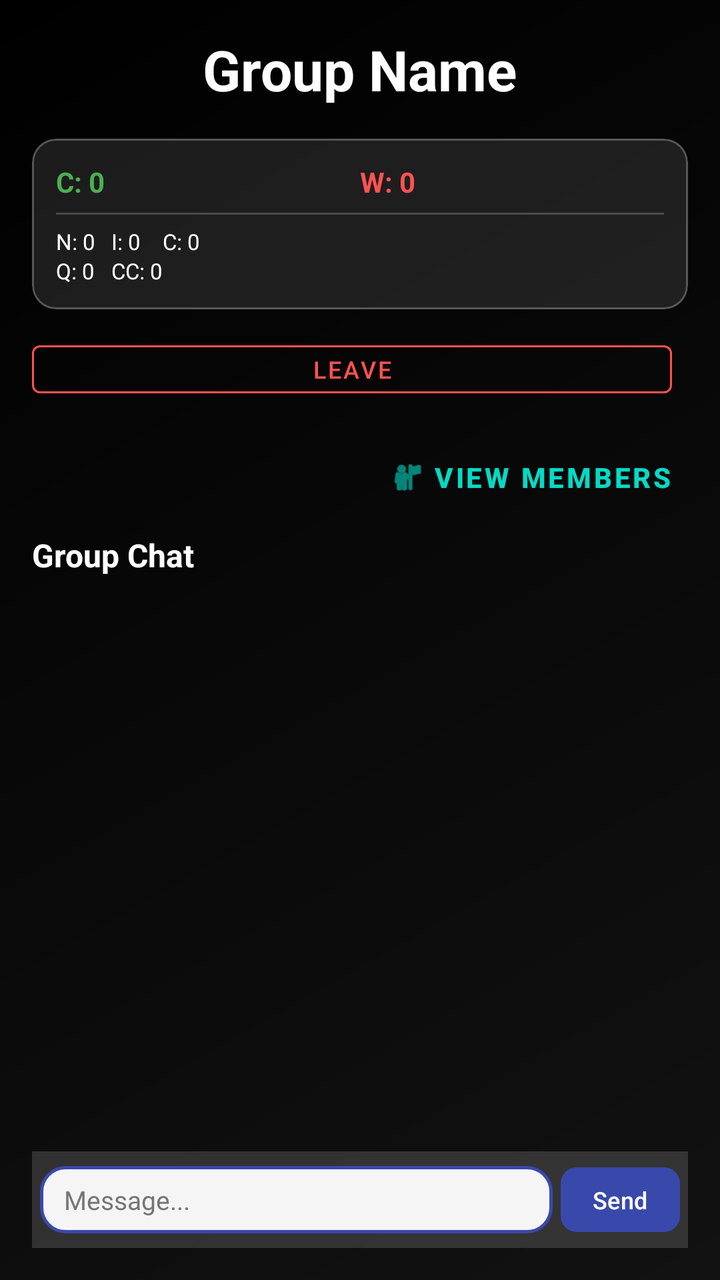
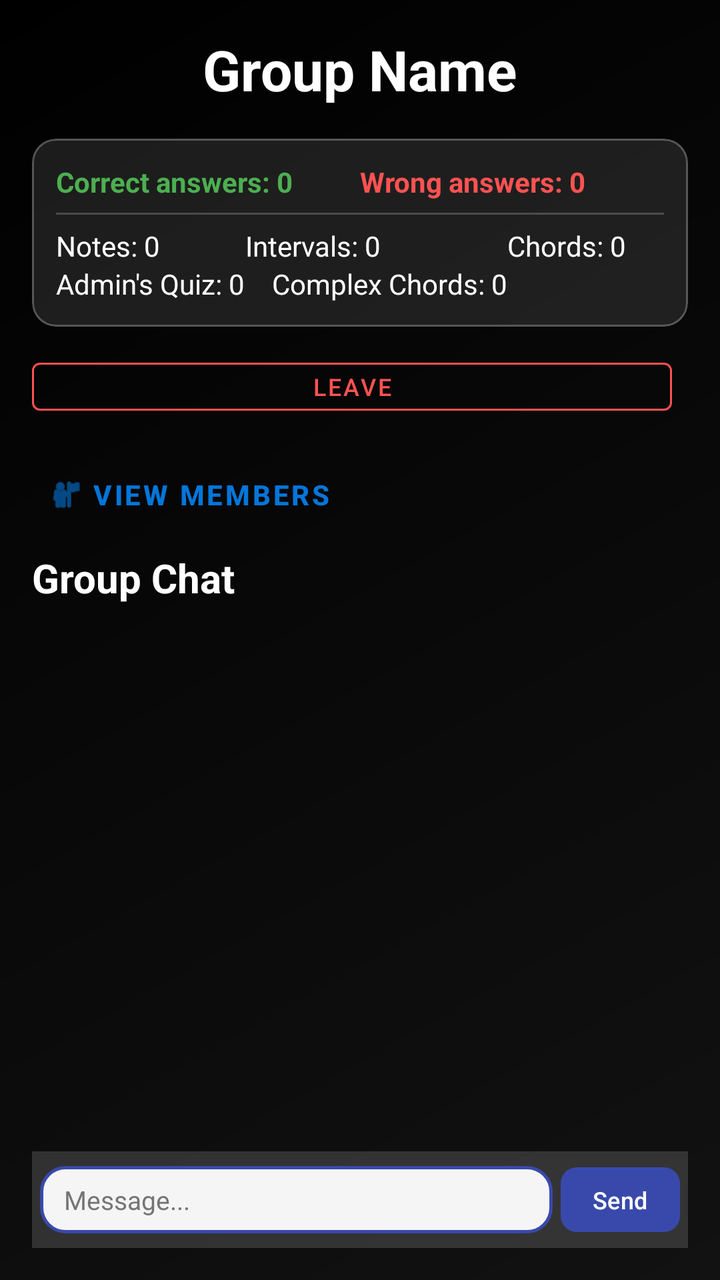

Compare the two renders of this Android layout. The source of the first and the diff that turns it into the second are given below.
<!-- AndroidManifest.xml: application theme Theme.GeffenFinalProject -->
<!-- res/layout/activity_group_page.xml -->
<?xml version="1.0" encoding="utf-8"?>
<androidx.constraintlayout.widget.ConstraintLayout xmlns:android="http://schemas.android.com/apk/res/android"
    xmlns:app="http://schemas.android.com/apk/res-auto"
    xmlns:tools="http://schemas.android.com/tools"
    android:id="@+id/main"
    android:layout_width="match_parent"
    android:layout_height="match_parent"
    android:background="@drawable/main_gradient"
    tools:context=".group_page">

    <LinearLayout
        android:layout_width="match_parent"
        android:layout_height="match_parent"
        android:orientation="vertical"
        android:padding="16dp">

        <RelativeLayout
            android:layout_width="match_parent"
            android:layout_height="wrap_content"
            android:layout_marginBottom="16dp">

            <TextView
                android:id="@+id/tvGroupName"
                android:layout_width="wrap_content"
                android:layout_height="wrap_content"
                android:layout_centerInParent="true"
                android:text="Group Name"
                android:textColor="@color/white"
                android:textSize="28sp"
                android:textStyle="bold" />

            <ImageButton
                android:id="@+id/btn_edit_group_name"
                android:layout_width="40dp"
                android:layout_height="40dp"
                android:layout_centerVertical="true"
                android:layout_marginStart="8dp"
                android:layout_toEndOf="@id/tvGroupName"
                android:background="?attr/selectableItemBackgroundBorderless"
                android:src="@android:drawable/ic_menu_edit"
                app:tint="@color/white"
                android:visibility="gone"
                tools:visibility="visible" />
        </RelativeLayout>

        <com.google.android.material.card.MaterialCardView
            android:layout_width="match_parent"
            android:layout_height="wrap_content"
            android:layout_marginBottom="12dp"
            app:cardBackgroundColor="#1AFFFFFF"
            app:cardCornerRadius="12dp"
            app:cardElevation="0dp"
            app:strokeColor="#40FFFFFF"
            app:strokeWidth="1dp">

            <LinearLayout
                android:layout_width="match_parent"
                android:layout_height="wrap_content"
                android:orientation="vertical"
                android:padding="12dp">

                <LinearLayout
                    android:layout_width="match_parent"
                    android:layout_height="wrap_content"
                    android:orientation="horizontal">

                    <TextView
                        android:id="@+id/tv_total_correct"
                        android:layout_width="0dp"
                        android:layout_height="wrap_content"
                        android:layout_weight="1"
                        android:text="C: 0"
                        android:textColor="#4CAF50"
                        android:textSize="14sp"
                        android:textStyle="bold" />

                    <TextView
                        android:id="@+id/tv_total_wrong"
                        android:layout_width="0dp"
                        android:layout_height="wrap_content"
                        android:layout_weight="1"
                        android:text="W: 0"
                        android:textColor="#FF5252"
                        android:textSize="14sp"
                        android:textStyle="bold" />
                </LinearLayout>

                <View
                    android:layout_width="match_parent"
                    android:layout_height="1dp"
                    android:layout_marginVertical="6dp"
                    android:background="#33FFFFFF" />

                <GridLayout
                    android:layout_width="match_parent"
                    android:layout_height="wrap_content"
                    android:columnCount="3">

                    <TextView
                        android:id="@+id/tv_total_notes"
                        android:layout_width="wrap_content"
                        android:layout_height="wrap_content"
                        android:text="N: 0"
                        android:textColor="@color/white"
                        android:textSize="11sp"
                        android:layout_marginEnd="8dp"/>

                    <TextView
                        android:id="@+id/tv_total_intervals"
                        android:layout_width="wrap_content"
                        android:layout_height="wrap_content"
                        android:text="I: 0"
                        android:textColor="@color/white"
                        android:textSize="11sp"
                        android:layout_marginEnd="8dp"/>

                    <TextView
                        android:id="@+id/tv_total_chords"
                        android:layout_width="wrap_content"
                        android:layout_height="wrap_content"
                        android:text="C: 0"
                        android:textColor="@color/white"
                        android:textSize="11sp" />

                    <TextView
                        android:id="@+id/tv_total_quiz"
                        android:layout_width="wrap_content"
                        android:layout_height="wrap_content"
                        android:text="Q: 0"
                        android:textColor="@color/white"
                        android:textSize="11sp" />

                    <TextView
                        android:id="@+id/tv_total_complex_chords"
                        android:layout_width="wrap_content"
                        android:layout_height="wrap_content"
                        android:text="CC: 0"
                        android:textColor="@color/white"
                        android:textSize="11sp" />
                </GridLayout>
            </LinearLayout>
        </com.google.android.material.card.MaterialCardView>

        <LinearLayout
            android:layout_width="match_parent"
            android:layout_height="wrap_content"
            android:layout_marginBottom="12dp"
            android:orientation="horizontal">

            <com.google.android.material.button.MaterialButton
                android:id="@+id/btn_leave_group"
                style="@style/Widget.MaterialComponents.Button.OutlinedButton"
                android:layout_width="0dp"
                android:layout_height="36dp"
                android:layout_marginEnd="8dp"
                android:layout_weight="1"
                android:padding="0dp"
                android:text="Leave"
                android:textColor="#FF5252"
                android:textSize="12sp"
                app:strokeColor="#FF5252" />

            <com.google.android.material.button.MaterialButton
                android:id="@+id/btn_delete_group"
                android:layout_width="0dp"
                android:layout_height="36dp"
                android:layout_weight="1"
                android:backgroundTint="#FF5252"
                android:padding="0dp"
                android:text="Delete"
                android:textColor="@color/white"
                android:textSize="12sp"
                android:visibility="gone" />
        </LinearLayout>

        <com.google.android.material.button.MaterialButton
            android:id="@+id/btn_show_members"
            style="@style/Widget.MaterialComponents.Button.TextButton"
            android:layout_width="wrap_content"
            android:layout_height="wrap_content"
            android:layout_gravity="end"
            android:layout_marginBottom="4dp"
            android:text="View Members"
            android:textColor="@color/secondary"
            android:textSize="14sp"
            android:textStyle="bold"
            app:icon="@android:drawable/ic_menu_myplaces"
            app:iconTint="@color/secondary" />

        <TextView
            android:layout_width="match_parent"
            android:layout_height="wrap_content"
            android:layout_marginBottom="4dp"
            android:text="Group Chat"
            android:textColor="@color/white"
            android:textSize="16sp"
            android:textStyle="bold" />

        <androidx.recyclerview.widget.RecyclerView
            android:id="@+id/rv_chat"
            android:layout_width="match_parent"
            android:layout_height="0dp"
            android:layout_weight="1"
            android:layout_marginBottom="4dp"
            android:clipToPadding="false"
            android:paddingBottom="4dp" />

        <LinearLayout
            android:layout_width="match_parent"
            android:layout_height="wrap_content"
            android:gravity="center_vertical"
            android:orientation="horizontal"
            android:background="#26FFFFFF"
            android:padding="4dp">

            <EditText
                android:id="@+id/et_chat_message"
                android:layout_width="0dp"
                android:layout_height="wrap_content"
                android:layout_weight="1"
                android:background="@drawable/edit_text_background"
                android:hint="Message..."
                android:paddingHorizontal="12dp"
                android:paddingVertical="8dp"
                android:textColor="@color/black"
                android:textColorHint="#757575"
                android:textSize="13sp" />

            <com.google.android.material.button.MaterialButton
                android:id="@+id/btn_send_message"
                android:layout_width="wrap_content"
                android:layout_height="wrap_content"
                android:layout_marginStart="4dp"
                android:minHeight="0dp"
                android:minWidth="0dp"
                android:paddingHorizontal="16dp"
                android:paddingVertical="8dp"
                android:text="Send"
                android:textColor="@color/white"
                android:textSize="12sp"
                app:backgroundTint="@color/primary"
                app:cornerRadius="8dp" />
        </LinearLayout>

    </LinearLayout>

</androidx.constraintlayout.widget.ConstraintLayout>
<!-- resources referenced by this layout -->
<resources>
  <color name="black">#FF000000</color>
  <color name="primary">#3949AB</color>
  <color name="secondary">#03DAC6</color>
  <color name="white">#FFFFFFFF</color>
  <!-- drawable edit_text_background (drawable) -->
  <?xml version="1.0" encoding="utf-8"?>
  <shape xmlns:android="http://schemas.android.com/apk/res/android"
      android:shape="rectangle">
      <solid android:color="#F5F5F5" />
      <stroke
          android:width="1.5dp"
          android:color="@color/primary" />
      <corners android:radius="12dp" />
      <padding
          android:bottom="12dp"
          android:left="16dp"
          android:right="16dp"
          android:top="12dp" />
  </shape>
  <!-- drawable main_gradient (drawable) -->
  <?xml version="1.0" encoding="utf-8"?>
  <shape xmlns:android="http://schemas.android.com/apk/res/android"
      android:shape="rectangle">
      <gradient
          android:angle="135"
          android:endColor="@color/bg_end"
          android:startColor="@color/bg_start"
          android:type="linear" />
  </shape>
  <style name="Theme.GeffenFinalProject" parent="Base.Theme.GeffenFinalProject" />
  <color name="bg_end">#000000</color>
  <color name="bg_start">#121212</color>
  <style name="Base.Theme.GeffenFinalProject" parent="Theme.Material3.DayNight.NoActionBar">
          
          
      </style>
</resources>

<!-- the commit's change to res/layout/activity_group_page.xml (unified diff, before → after) -->
@@ -69,7 +69,7 @@
                         android:layout_width="0dp"
                         android:layout_height="wrap_content"
                         android:layout_weight="1"
-                        android:text="C: 0"
+                        android:text="Correct answers: 0"
                         android:textColor="#4CAF50"
                         android:textSize="14sp"
                         android:textStyle="bold" />
@@ -79,7 +79,7 @@
                         android:layout_width="0dp"
                         android:layout_height="wrap_content"
                         android:layout_weight="1"
-                        android:text="W: 0"
+                        android:text="Wrong answers: 0"
                         android:textColor="#FF5252"
                         android:textSize="14sp"
                         android:textStyle="bold" />
@@ -100,43 +100,43 @@
                         android:id="@+id/tv_total_notes"
                         android:layout_width="wrap_content"
                         android:layout_height="wrap_content"
-                        android:text="N: 0"
-                        android:textColor="@color/white"
-                        android:textSize="11sp"
+                        android:text="Notes: 0"
+                        android:textColor="@color/white"
+                        android:textSize="14sp"
                         android:layout_marginEnd="8dp"/>
 
                     <TextView
                         android:id="@+id/tv_total_intervals"
                         android:layout_width="wrap_content"
                         android:layout_height="wrap_content"
-                        android:text="I: 0"
-                        android:textColor="@color/white"
-                        android:textSize="11sp"
+                        android:text="Intervals: 0"
+                        android:textColor="@color/white"
+                        android:textSize="14sp"
                         android:layout_marginEnd="8dp"/>
 
                     <TextView
                         android:id="@+id/tv_total_chords"
                         android:layout_width="wrap_content"
                         android:layout_height="wrap_content"
-                        android:text="C: 0"
-                        android:textColor="@color/white"
-                        android:textSize="11sp" />
+                        android:text="Chords: 0"
+                        android:textColor="@color/white"
+                        android:textSize="14sp" />
 
                     <TextView
                         android:id="@+id/tv_total_quiz"
                         android:layout_width="wrap_content"
                         android:layout_height="wrap_content"
-                        android:text="Q: 0"
-                        android:textColor="@color/white"
-                        android:textSize="11sp" />
+                        android:text="Admin's Quiz: 0"
+                        android:textColor="@color/white"
+                        android:textSize="14sp" />
 
                     <TextView
                         android:id="@+id/tv_total_complex_chords"
                         android:layout_width="wrap_content"
                         android:layout_height="wrap_content"
-                        android:text="CC: 0"
-                        android:textColor="@color/white"
-                        android:textSize="11sp" />
+                        android:text="    Complex Chords: 0"
+                        android:textColor="@color/white"
+                        android:textSize="14sp" />
                 </GridLayout>
             </LinearLayout>
         </com.google.android.material.card.MaterialCardView>
@@ -178,7 +178,6 @@
             style="@style/Widget.MaterialComponents.Button.TextButton"
             android:layout_width="wrap_content"
             android:layout_height="wrap_content"
-            android:layout_gravity="end"
             android:layout_marginBottom="4dp"
             android:text="View Members"
             android:textColor="@color/secondary"
@@ -193,7 +192,7 @@
             android:layout_marginBottom="4dp"
             android:text="Group Chat"
             android:textColor="@color/white"
-            android:textSize="16sp"
+            android:textSize="20sp"
             android:textStyle="bold" />
 
         <androidx.recyclerview.widget.RecyclerView
<!-- resource entries referenced after the edit -->
@@ -2,7 +2,7 @@
 <resources>
   <color name="black">#FF000000</color>
   <color name="primary">#3949AB</color>
-  <color name="secondary">#03DAC6</color>
+  <color name="secondary">#0376DA</color>
   <color name="white">#FFFFFFFF</color>
   <!-- drawable edit_text_background (drawable) -->
   <?xml version="1.0" encoding="utf-8"?>
